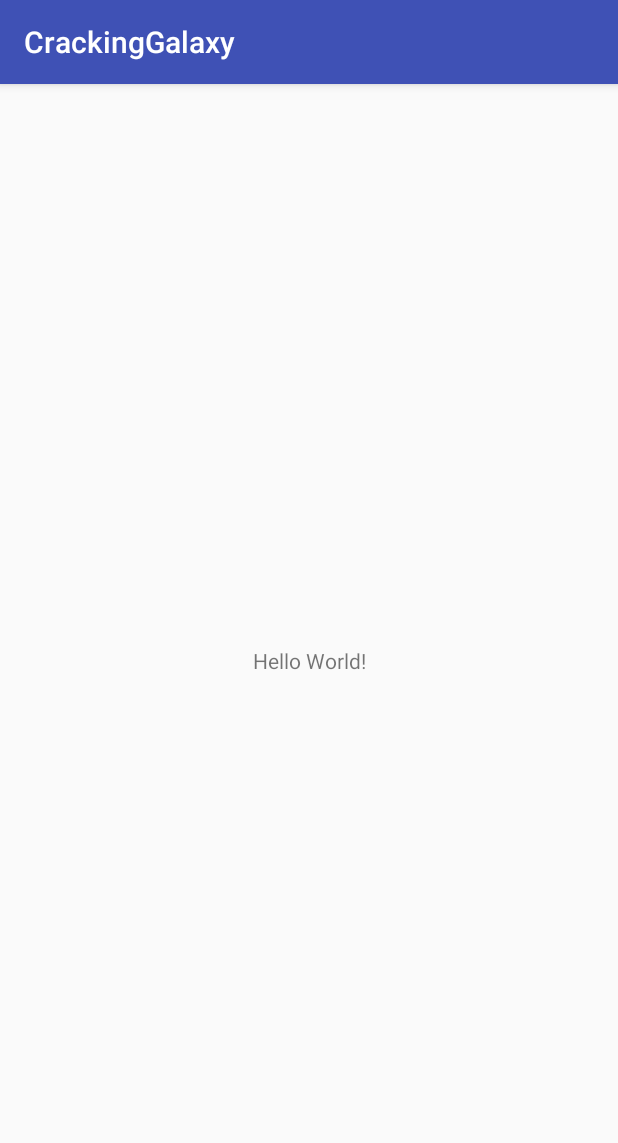
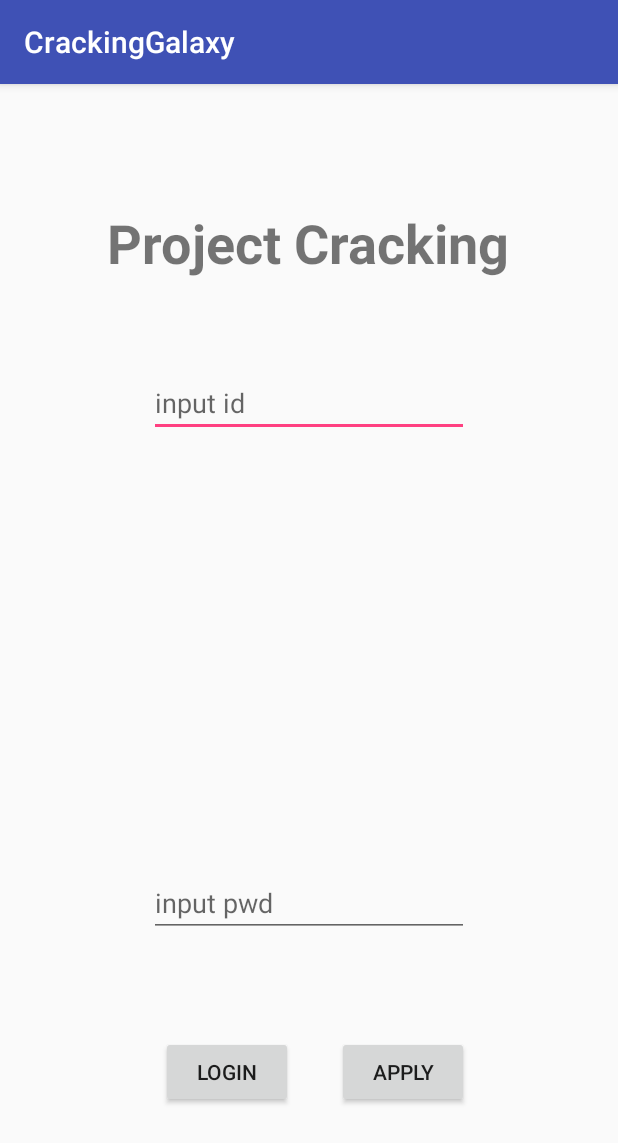
Before and after one commit to fksdud456/Cracking, an Android app: the screen it shows after launch (MainActivity), on a phone screen of 412 x 824 dp. Shown: the top 1143 px of the screen. Run offline under Robolectric (Android 15) with nearby library versions, the phone set to English and light mode, and no system bars.

Commit message:
2018. 04. 18 Login

```diff
--- a/CrackingGalaxy/app/src/main/AndroidManifest.xml
+++ b/CrackingGalaxy/app/src/main/AndroidManifest.xml
@@ -1,6 +1,8 @@
 <?xml version="1.0" encoding="utf-8"?>
 <manifest xmlns:android="http://schemas.android.com/apk/res/android"
     package="com.example.student.crackinggalaxy">
+
+    <uses-permission android:name="android.permission.INTERNET" />
 
     <application
         android:allowBackup="true"
@@ -16,6 +18,7 @@
                 <category android:name="android.intent.category.LAUNCHER" />
             </intent-filter>
         </activity>
+        <activity android:name=".ApplyActivity"></activity>
     </application>
 
 </manifest>
--- a/CrackingGalaxy/app/src/main/res/layout/activity_main.xml
+++ b/CrackingGalaxy/app/src/main/res/layout/activity_main.xml
@@ -1,18 +1,60 @@
 <?xml version="1.0" encoding="utf-8"?>
-<android.support.constraint.ConstraintLayout xmlns:android="http://schemas.android.com/apk/res/android"
+<RelativeLayout xmlns:android="http://schemas.android.com/apk/res/android"
     xmlns:app="http://schemas.android.com/apk/res-auto"
     xmlns:tools="http://schemas.android.com/tools"
     android:layout_width="match_parent"
     android:layout_height="match_parent"
     tools:context=".MainActivity">
 
+    <EditText
+        android:id="@+id/et_id"
+        android:layout_width="wrap_content"
+        android:layout_height="wrap_content"
+        android:layout_alignParentTop="true"
+        android:layout_centerHorizontal="true"
+        android:layout_marginTop="190dp"
+        android:ems="10"
+        android:hint="input id"
+        android:inputType="textPersonName" />
+
+    <EditText
+        android:id="@+id/et_pwd"
+        android:layout_width="wrap_content"
+        android:layout_height="wrap_content"
+        android:layout_alignParentBottom="true"
+        android:layout_centerHorizontal="true"
+        android:layout_marginBottom="199dp"
+        android:ems="10"
+        android:hint="input pwd"
+        android:inputType="textPersonName" />
+
     <TextView
         android:layout_width="wrap_content"
         android:layout_height="wrap_content"
-        android:text="Hello World!"
-        app:layout_constraintBottom_toBottomOf="parent"
-        app:layout_constraintLeft_toLeftOf="parent"
-        app:layout_constraintRight_toRightOf="parent"
-        app:layout_constraintTop_toTopOf="parent" />
+        android:layout_alignParentTop="true"
+        android:layout_centerHorizontal="true"
+        android:layout_marginTop="81dp"
+        android:text="Project Cracking"
+        android:textSize="36sp"
+        android:textStyle="bold" />
 
-</android.support.constraint.ConstraintLayout>
+    <Button
+        android:id="@+id/btn_login"
+        android:layout_width="wrap_content"
+        android:layout_height="wrap_content"
+        android:layout_alignParentStart="true"
+        android:layout_alignTop="@+id/btn_apply"
+        android:layout_marginStart="107dp"
+        android:onClick="clickBtn"
+        android:text="Login" />
+
+    <Button
+        android:id="@+id/btn_apply"
+        android:layout_width="wrap_content"
+        android:layout_height="wrap_content"
+        android:layout_alignEnd="@+id/et_id"
+        android:layout_alignParentBottom="true"
+        android:layout_marginBottom="85dp"
+        android:onClick="clickBtn"
+        android:text="Apply" />
+</RelativeLayout>
```
Also changed, not shown: CrackingGalaxy/app/src/main/java/com/example/student/crackinggalaxy/ApplyActivity.java (added, +113 -0 lines), CrackingGalaxy/app/src/main/java/com/example/student/crackinggalaxy/MainActivity.java (+13 -0 lines), CrackingGalaxy/app/src/main/res/layout/activity_apply.xml (added, +99 -0 lines).
